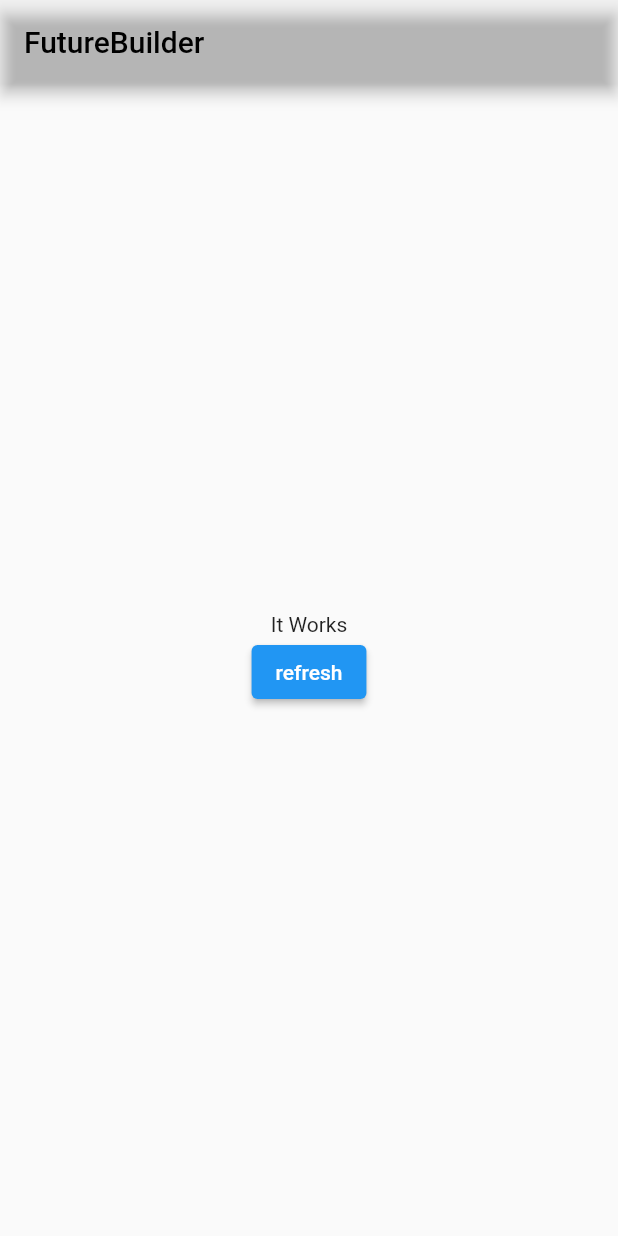
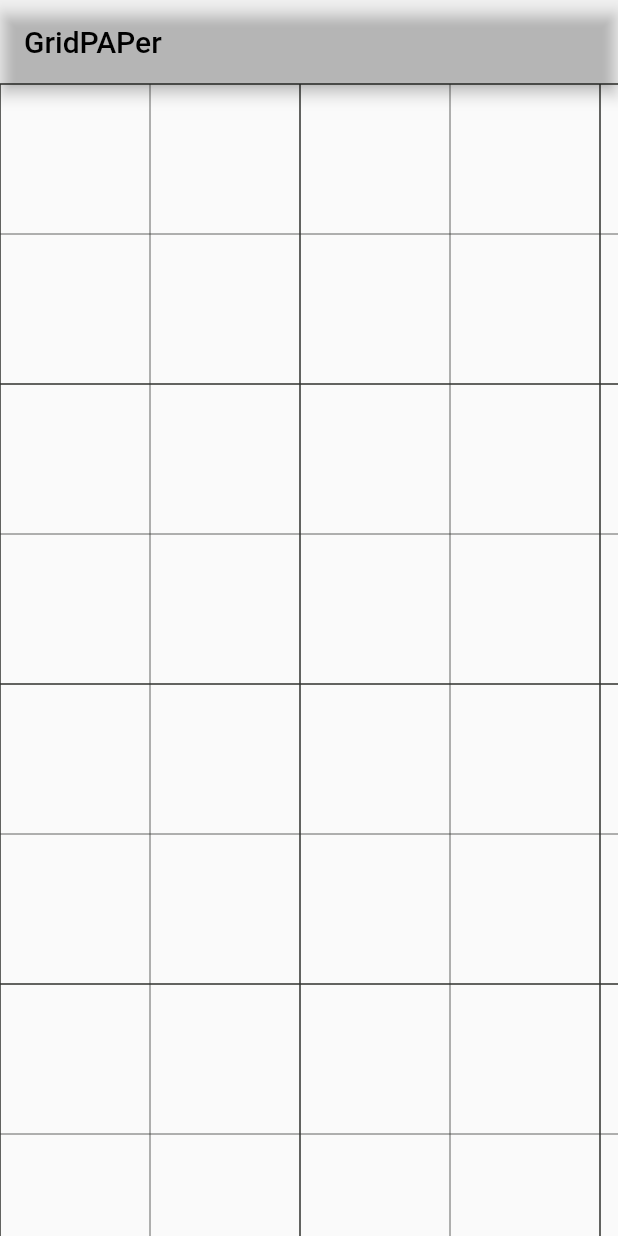
Before and after one commit to Darwin-willware/firstapp, a Flutter app: the screen it shows after launch, on a phone screen of 412 x 824 dp. Run offline on Flutter 3.47's test engine with Material 2 defaults, Android fonts, the phone set to English and light mode, and no system bars; our stand-ins replace chewie, file_picker, image_picker, permission_handler, video_player; missing offline and left inert: appinio_video_player.

Commit message:
GridPaper Widget

```diff
--- a/lib/flutt_learner/tutor.dart
+++ b/lib/flutt_learner/tutor.dart
@@ -23,36 +23,21 @@ class _learnToBuildState extends State<learnToBuild> {
       //this widget will wait for data before displaying something on view
       //Futurebuilder is used to build the view dynamically depends upon the data that we get asynchronously
       appBar: AppBar(
-        title: const Text("FutureBuilder",
+        title: const Text("GridPAPer",
         style: TextStyle(color: Colors.black),
         ),
         backgroundColor: Colors.transparent,
       ),
-      body: Center(
-        child: FutureBuilder(
-          future: getData(),
-           builder: (Context,snapshot){
-               if(snapshot.connectionState == ConnectionState.waiting){
-                 return const CircularProgressIndicator.adaptive();
-               }
-               if(snapshot.hasError){
-                    return Text(snapshot.error.toString());
-               } else {
-                return Column(
-                  mainAxisSize: MainAxisSize.min,
-                  children: [
-                    Text(snapshot.data.toString(),),
-                    ElevatedButton(onPressed: (){
-                      setState(() {
-
-                      });
-                    }, child: const Text("refresh"))
-                  ],
-                );
-               }
-           }
-           ),
-      ),
+      body: const SizedBox(
+        height: double.infinity,
+        width: double.infinity,
+        child: GridPaper(
+          color: Color.fromARGB(255, 47, 48, 45),
+          divisions: 1,
+          interval: 200,
+          subdivisions: 2,
+        ),
+      )
     );
 
   }
```
